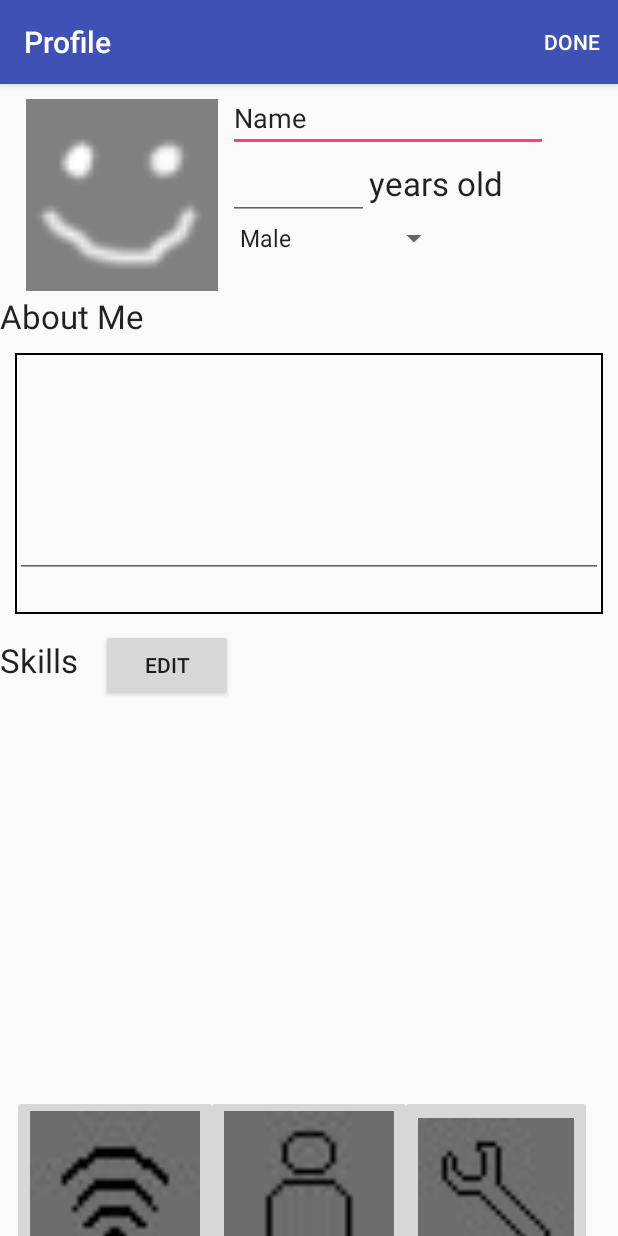
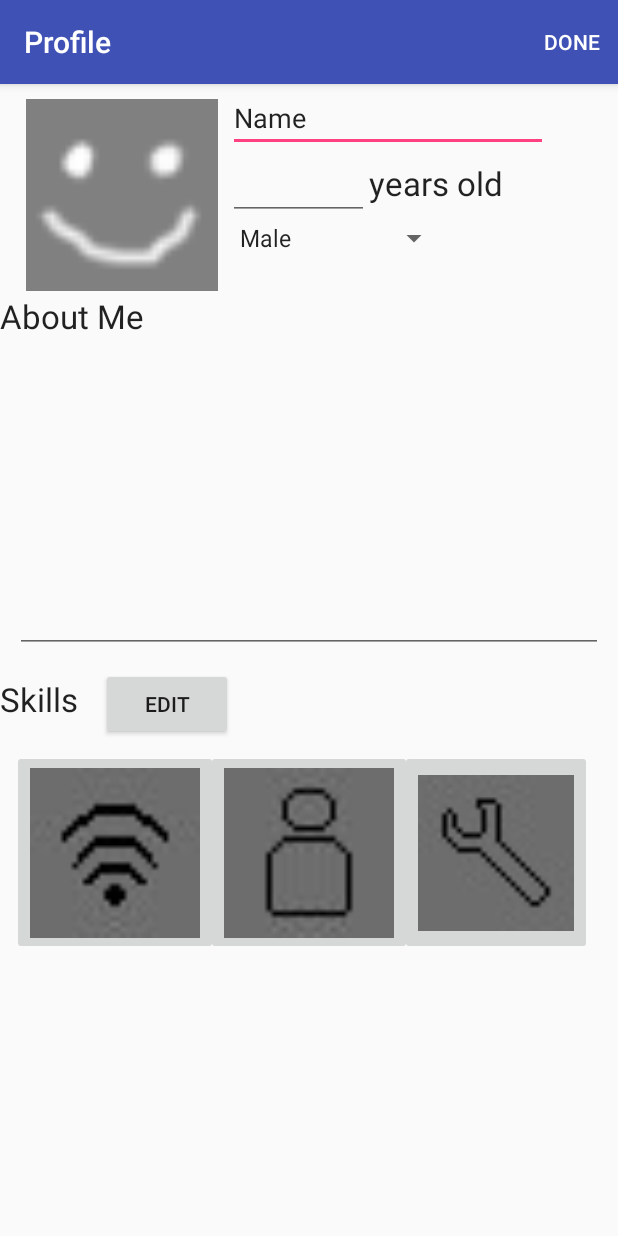
Before and after one commit to smahbod2014/StreetClash, an Android app: the screen it shows after launch (ProfileActivity before the commit, ProfileEditActivity after it), on a phone screen of 412 x 824 dp. Run offline under Robolectric (Android 15) with nearby library versions, the phone set to English and light mode, and no system bars.

Commit message:
Fixed the About Me edittext, vertical skill cards, vertical scroll bar

```diff
--- a/app/src/main/AndroidManifest.xml
+++ b/app/src/main/AndroidManifest.xml
@@ -11,7 +11,7 @@
         android:label="@string/app_name"
         android:supportsRtl="true"
         android:theme="@style/AppTheme" >
-        <activity android:name=".ProfileActivity" >
+        <activity android:name=".ProfileEditActivity" >
             <intent-filter>
                 <action android:name="android.intent.action.MAIN" />
 
--- a/app/src/main/java/com/cse190sc/streetclash/ProfileActivity.java
+++ b/app/src/main/java/com/cse190sc/streetclash/ProfileEditActivity.java
@@ -9,21 +9,27 @@ import android.net.Uri;
 import android.provider.MediaStore;
 import android.support.v7.app.AppCompatActivity;
 import android.os.Bundle;
+import android.text.Editable;
+import android.text.TextWatcher;
 import android.util.Log;
 import android.view.Menu;
 import android.view.MenuInflater;
 import android.view.MenuItem;
 import android.view.View;
+import android.view.ViewGroup;
+import android.widget.AbsListView;
+import android.widget.EditText;
 import android.widget.ImageView;
 import android.widget.ListAdapter;
 import android.widget.ListView;
+import android.widget.ScrollView;
 import android.widget.Toast;
 
 import java.util.ArrayList;
 
-public class ProfileActivity extends AppCompatActivity {
+public class ProfileEditActivity extends AppCompatActivity {
 
-    private static final String TAG = "ProfileActivity";
+    private static final String TAG = "ProfileEditActivity";
     private static final int REQUEST_LOAD_IMAGE = 1;
     private static final String[] SKILL_CARDS = {
             "Comp Sci", "Economics", "Electrical Eng", "Accounting",
@@ -38,7 +44,7 @@ public class ProfileActivity extends AppCompatActivity {
     @Override
     protected void onCreate(Bundle savedInstanceState) {
         super.onCreate(savedInstanceState);
-        setContentView(R.layout.activity_profile_screen);
+        setContentView(R.layout.activity_profile_edit);
         setTitle("Profile");
 
         Log.i(TAG, "Starting up");
@@ -48,6 +54,26 @@ public class ProfileActivity extends AppCompatActivity {
             public void onClick(View v) {
                 Intent i = new Intent(Intent.ACTION_PICK, MediaStore.Images.Media.EXTERNAL_CONTENT_URI);
                 startActivityForResult(i, REQUEST_LOAD_IMAGE);
+            }
+        });
+
+        final EditText editText = (EditText) findViewById(R.id.editText);
+        editText.addTextChangedListener(new TextWatcher() {
+            @Override
+            public void beforeTextChanged(CharSequence s, int start, int count, int after) {
+
+            }
+
+            @Override
+            public void onTextChanged(CharSequence s, int start, int before, int count) {
+
+            }
+
+            @Override
+            public void afterTextChanged(Editable s) {
+                if (editText.getLayout().getLineCount() > 7) {
+                    editText.getText().delete(editText.getText().length() - 1, editText.getText().length());
+                }
             }
         });
     }
@@ -108,18 +134,10 @@ public class ProfileActivity extends AppCompatActivity {
         builder.setPositiveButton("OK", new DialogInterface.OnClickListener() {
             @Override
             public void onClick(DialogInterface dialog, int which) {
-                int rows = (int) Math.ceil((double) chosenSkills.size() / 3);
-                String[][] skillSet = new String[rows][3];
-                for (int i = 0; i < rows * 3; i++) {
-                    if (i < chosenSkills.size())
-                        skillSet[i / 3][i % 3] = chosenSkills.get(i);
-                    else
-                        skillSet[i / 3][i % 3] = "";
-                }
-
-                ListAdapter adapter = new CustomAdapter(ProfileActivity.this, skillSet);
+                ListAdapter adapter = new CustomAdapter(ProfileEditActivity.this, chosenSkills.toArray(new String[1]));
                 ListView listView = (ListView) findViewById(R.id.listView);
                 listView.setAdapter(adapter);
+                setListViewHeightBasedOnChildren(listView);
             }
         });
 
@@ -133,4 +151,43 @@ public class ProfileActivity extends AppCompatActivity {
         builder.create();
         builder.show();
     }
+
+    @Override
+    protected void onResume() {
+        super.onResume();
+
+        /*View decorView = getWindow().getDecorView();
+        decorView.setSystemUiVisibility(View.SYSTEM_UI_FLAG_LAYOUT_STABLE
+                | View.SYSTEM_UI_FLAG_LAYOUT_HIDE_NAVIGATION
+                | View.SYSTEM_UI_FLAG_LAYOUT_FULLSCREEN
+                | View.SYSTEM_UI_FLAG_HIDE_NAVIGATION
+                | View.SYSTEM_UI_FLAG_FULLSCREEN
+                | View.SYSTEM_UI_FLAG_IMMERSIVE_STICKY);*/
+    }
+
+    /* Method for Setting the Height of the ListView dynamically.
+     * Hack to fix the issue of not showing all the items of the ListView
+     * when placed inside a ScrollView
+     * http://stackoverflow.com/questions/18367522/android-list-view-inside-a-scroll-view
+     */
+    public static void setListViewHeightBasedOnChildren(ListView listView) {
+        ListAdapter listAdapter = listView.getAdapter();
+        if (listAdapter == null)
+            return;
+
+        int desiredWidth = View.MeasureSpec.makeMeasureSpec(listView.getWidth(), View.MeasureSpec.UNSPECIFIED);
+        int totalHeight = 0;
+        View view = null;
+        for (int i = 0; i < listAdapter.getCount(); i++) {
+            view = listAdapter.getView(i, view, listView);
+            if (i == 0)
+                view.setLayoutParams(new ViewGroup.LayoutParams(desiredWidth, AbsListView.LayoutParams.WRAP_CONTENT));
+
+            view.measure(desiredWidth, View.MeasureSpec.UNSPECIFIED);
+            totalHeight += view.getMeasuredHeight();
+        }
+        ViewGroup.LayoutParams params = listView.getLayoutParams();
+        params.height = totalHeight + (listView.getDividerHeight() * (listAdapter.getCount() - 1));
+        listView.setLayoutParams(params);
+    }
 }
--- a/app/src/main/res/drawable/skills_card.xml
+++ b/app/src/main/res/drawable/skills_card.xml
@@ -1,9 +1,9 @@
 <?xml version="1.0" encoding="utf-8"?>
 <shape xmlns:android="http://schemas.android.com/apk/res/android">
     <gradient
-        android:endColor="@color/gray"
-        android:centerColor="@color/gray"
-        android:startColor="@color/gray"
+        android:endColor="#FFF06B"
+        android:centerColor="#FFF06B"
+        android:startColor="#FFF06B"
         android:angle="270" />
     <corners
         android:radius="3dp" />
--- /dev/null
+++ b/app/src/main/res/layout/activity_profile_edit.xml
@@ -0,0 +1,165 @@
+<?xml version="1.0" encoding="utf-8"?>
+<LinearLayout xmlns:android="http://schemas.android.com/apk/res/android"
+              android:orientation="vertical"
+              android:layout_width="match_parent"
+              android:layout_height="match_parent"
+              android:weightSum="1">
+
+    <ScrollView
+        android:layout_width="wrap_content"
+        android:layout_height="444dp"
+        android:id="@+id/scrollView2">
+
+        <LinearLayout
+            android:orientation="vertical"
+            android:layout_width="match_parent"
+            android:layout_height="wrap_content">
+
+            <LinearLayout
+                android:orientation="horizontal"
+                android:layout_width="match_parent"
+                android:layout_height="140dp">
+
+                <ImageView
+                    android:layout_width="128dp"
+                    android:layout_height="128dp"
+                    android:id="@+id/iv_profile_pic"
+                    android:layout_weight="0.25"
+                    android:src="@mipmap/default_profile_pic"
+                    android:layout_marginLeft="10dp"
+                    android:layout_marginTop="10dp"/>
+
+                <LinearLayout
+                    android:orientation="vertical"
+                    android:layout_width="260dp"
+                    android:layout_height="167dp">
+
+                    <EditText
+                        android:layout_width="wrap_content"
+                        android:layout_height="wrap_content"
+                        android:inputType="textPersonName"
+                        android:text="Name"
+                        android:ems="10"
+                        android:id="@+id/et_name"/>
+
+                    <LinearLayout
+                        android:orientation="horizontal"
+                        android:layout_width="218dp"
+                        android:layout_height="wrap_content">
+
+                        <EditText
+                            android:layout_width="94dp"
+                            android:layout_height="wrap_content"
+                            android:inputType="number"
+                            android:ems="10"
+                            android:id="@+id/et_age"/>
+
+                        <TextView
+                            android:layout_width="wrap_content"
+                            android:layout_height="wrap_content"
+                            android:textAppearance="?android:attr/textAppearanceLarge"
+                            android:text="years old"
+                            android:id="@+id/textView2"/>
+                    </LinearLayout>
+
+                    <Spinner
+                        android:layout_width="wrap_content"
+                        android:layout_height="wrap_content"
+                        android:id="@+id/spinner_gender"
+                        android:spinnerMode="dropdown"
+                        android:entries="@array/gender_array"
+                        android:contextClickable="true"/>
+
+                </LinearLayout>
+            </LinearLayout>
+
+            <TextView
+                android:layout_width="wrap_content"
+                android:layout_height="wrap_content"
+                android:textAppearance="?android:attr/textAppearanceLarge"
+                android:text="About Me"
+                android:id="@+id/textView3"/>
+
+            <EditText
+                android:layout_width="match_parent"
+                android:layout_height="wrap_content"
+                android:id="@+id/editText"
+                android:gravity="top|start"
+                android:inputType="textMultiLine"
+                android:scrollHorizontally="false"
+                android:height="200dp"
+                android:maxLines="10"
+                android:layout_margin="10dp"/>
+
+            <LinearLayout
+                android:orientation="horizontal"
+                android:layout_width="match_parent"
+                android:layout_height="wrap_content">
+
+                <TextView
+                    android:layout_width="wrap_content"
+                    android:layout_height="wrap_content"
+                    android:textAppearance="?android:attr/textAppearanceLarge"
+                    android:text="Skills"
+                    android:id="@+id/textView4"/>
+
+                <Button
+                    android:layout_width="wrap_content"
+                    android:layout_height="wrap_content"
+                    android:text="Edit"
+                    android:id="@+id/btn_edit_skills"
+                    android:layout_marginLeft="15dp"
+                    android:onClick="editSkillsButtonClicked"/>
+
+            </LinearLayout>
+
+            <ListView
+                android:layout_width="wrap_content"
+                android:layout_height="wrap_content"
+                android:id="@+id/listView"
+                android:layout_weight="0.58"
+                android:layout_margin="10dp"
+                android:divider="@null"
+                android:dividerHeight="0dp"
+                />
+
+        </LinearLayout>
+    </ScrollView>
+
+    <LinearLayout
+        android:orientation="horizontal"
+        android:layout_width="match_parent"
+        android:layout_height="64dp"
+        android:weightSum="1"
+        android:layout_weight="0.28">
+
+        <ImageButton
+            android:layout_width="128dp"
+            android:layout_height="match_parent"
+            android:id="@+id/btn_pass_feed"
+            android:layout_weight="0.26"
+            android:layout_marginLeft="8dp"
+            android:src="@mipmap/feed"
+            android:scaleType="fitCenter"/>
+
+        <ImageButton
+            android:layout_width="128dp"
+            android:layout_height="match_parent"
+            android:id="@+id/imageButton"
+            android:layout_weight="0.26"
+            android:layout_marginLeft="-8dp"
+            android:src="@mipmap/profile"
+            android:scaleType="fitCenter"
+            android:adjustViewBounds="false"/>
+
+        <ImageButton
+            android:layout_width="128dp"
+            android:layout_height="match_parent"
+            android:id="@+id/imageButton8"
+            android:layout_marginLeft="-8dp"
+            android:src="@mipmap/wrench"
+            android:scaleType="fitCenter"/>
+
+    </LinearLayout>
+
+</LinearLayout>
--- a/app/src/main/res/layout/activity_profile_screen.xml
+++ /dev/null
@@ -1,156 +0,0 @@
-<?xml version="1.0" encoding="utf-8"?>
-<LinearLayout xmlns:android="http://schemas.android.com/apk/res/android"
-              android:orientation="vertical"
-              android:layout_width="match_parent"
-              android:layout_height="match_parent"
-              android:weightSum="1">
-
-    <LinearLayout
-        android:orientation="horizontal"
-        android:layout_width="match_parent"
-        android:layout_height="140dp">
-
-        <ImageView
-            android:layout_width="128dp"
-            android:layout_height="128dp"
-            android:id="@+id/iv_profile_pic"
-            android:layout_weight="0.25"
-            android:src="@mipmap/default_profile_pic"
-            android:layout_marginLeft="10dp"
-            android:layout_marginTop="10dp"/>
-
-        <LinearLayout
-            android:orientation="vertical"
-            android:layout_width="260dp"
-            android:layout_height="167dp">
-
-            <EditText
-                android:layout_width="wrap_content"
-                android:layout_height="wrap_content"
-                android:inputType="textPersonName"
-                android:text="Name"
-                android:ems="10"
-                android:id="@+id/et_name"/>
-
-            <LinearLayout
-                android:orientation="horizontal"
-                android:layout_width="218dp"
-                android:layout_height="wrap_content">
-
-                <EditText
-                    android:layout_width="94dp"
-                    android:layout_height="wrap_content"
-                    android:inputType="number"
-                    android:ems="10"
-                    android:id="@+id/et_age"/>
-
-                <TextView
-                    android:layout_width="wrap_content"
-                    android:layout_height="wrap_content"
-                    android:textAppearance="?android:attr/textAppearanceLarge"
-                    android:text="years old"
-                    android:id="@+id/textView2"/>
-            </LinearLayout>
-
-            <Spinner
-                android:layout_width="wrap_content"
-                android:layout_height="wrap_content"
-                android:id="@+id/spinner_gender"
-                android:spinnerMode="dropdown"
-                android:entries="@array/gender_array"
-                android:contextClickable="true"/>
-
-        </LinearLayout>
-    </LinearLayout>
-
-    <TextView
-        android:layout_width="wrap_content"
-        android:layout_height="wrap_content"
-        android:textAppearance="?android:attr/textAppearanceLarge"
-        android:text="About Me"
-        android:id="@+id/textView3"/>
-
-    <ScrollView
-        android:layout_width="match_parent"
-        android:layout_height="100dp"
-        android:id="@+id/scrollView"
-        android:background="@drawable/scrollview_border"
-        android:layout_weight="0.30"
-        android:layout_margin="10dp">
-
-        <EditText
-            android:layout_width="match_parent"
-            android:layout_height="wrap_content"
-            android:id="@+id/editText"
-            android:layout_weight="0.25"
-            android:autoText="false"
-            android:height="150dp"/>
-    </ScrollView>
-
-    <LinearLayout
-        android:orientation="horizontal"
-        android:layout_width="match_parent"
-        android:layout_height="wrap_content">
-
-        <TextView
-            android:layout_width="wrap_content"
-            android:layout_height="wrap_content"
-            android:textAppearance="?android:attr/textAppearanceLarge"
-            android:text="Skills"
-            android:id="@+id/textView4"/>
-
-        <Button
-            android:layout_width="wrap_content"
-            android:layout_height="wrap_content"
-            android:text="Edit"
-            android:id="@+id/btn_edit_skills"
-            android:layout_marginLeft="15dp"
-            android:onClick="editSkillsButtonClicked"/>
-
-    </LinearLayout>
-
-    <ListView
-        android:layout_width="wrap_content"
-        android:layout_height="100dp"
-        android:id="@+id/listView"
-        android:layout_weight="0.58"
-        android:layout_margin="10dp"
-        />
-
-    <LinearLayout
-        android:orientation="horizontal"
-        android:layout_width="match_parent"
-        android:layout_height="64dp"
-        android:weightSum="1"
-        android:layout_weight="0.28">
-
-        <ImageButton
-            android:layout_width="128dp"
-            android:layout_height="match_parent"
-            android:id="@+id/btn_pass_feed"
-            android:layout_weight="0.26"
-            android:layout_marginLeft="8dp"
-            android:src="@mipmap/feed"
-            android:scaleType="fitCenter"/>
-
-        <ImageButton
-            android:layout_width="128dp"
-            android:layout_height="match_parent"
-            android:id="@+id/imageButton"
-            android:layout_weight="0.26"
-            android:layout_marginLeft="-8dp"
-            android:src="@mipmap/profile"
-            android:scaleType="fitCenter"
-            android:adjustViewBounds="false"/>
-
-        <ImageButton
-            android:layout_width="128dp"
-            android:layout_height="match_parent"
-            android:id="@+id/imageButton8"
-            android:layout_marginLeft="-8dp"
-            android:src="@mipmap/wrench"
-            android:scaleType="fitCenter"/>
-
-    </LinearLayout>
-
-</LinearLayout>
```
Also changed, not shown: app/src/main/java/com/cse190sc/streetclash/CustomAdapter.java (+8 -13 lines), app/src/main/res/layout/skills_row.xml (deleted, +0 -59 lines), app/src/main/res/layout/skills_row_vertical.xml (added, +16 -0 lines).
